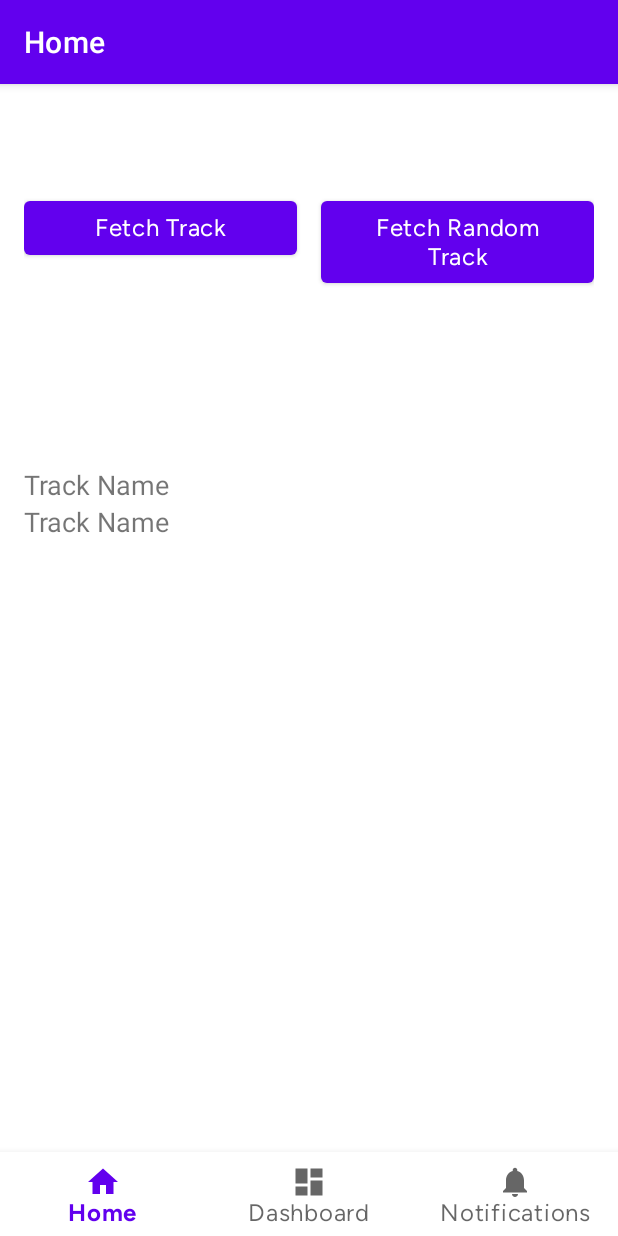
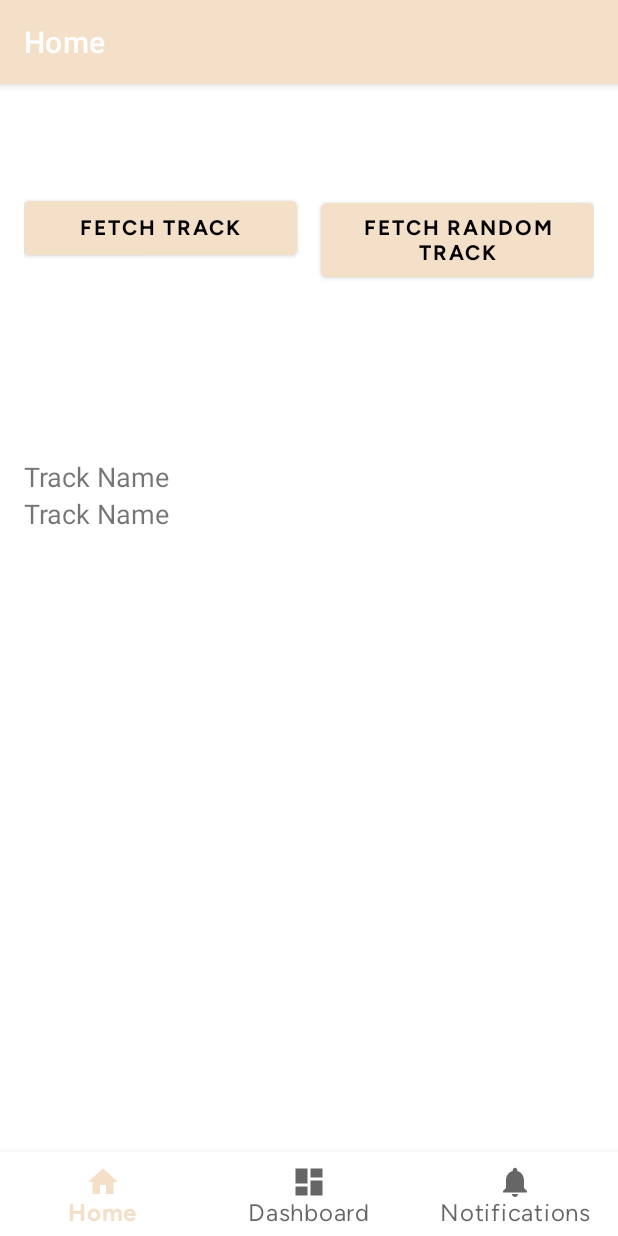
Before and after one commit to JustAnotherHeroRiding/What-The-Key, an Android app: the screen it shows after launch (MainActivity), on a phone screen of 412 x 824 dp. Run offline under Robolectric (Android 15) with nearby library versions, the phone set to English and light mode, and no system bars; our stand-ins replace navigation-ui; pictures from the network do not load.

Commit message:
bold buttons and webapp color scheme added

```diff
--- a/Android/app/src/main/res/layout/fragment_home.xml
+++ b/Android/app/src/main/res/layout/fragment_home.xml
@@ -21,6 +21,8 @@
             android:layout_weight="1"
             android:paddingHorizontal="16dp"
             android:paddingVertical="8dp"
+            style="@style/FigtreeBold"
+            android:textColor="@color/black"
             android:text="Fetch Track" />
 
         <Space
@@ -35,6 +37,8 @@
             android:layout_weight="1"
             android:paddingHorizontal="16dp"
             android:paddingVertical="8dp"
+            style="@style/FigtreeBold"
+            android:textColor="@color/black"
             android:text="Fetch Random Track" />
 
     </LinearLayout>
--- a/Android/app/src/main/res/values-night/themes.xml
+++ b/Android/app/src/main/res/values-night/themes.xml
@@ -2,15 +2,32 @@
     <!-- Base application theme. -->
     <style name="Theme.WhatTheKey" parent="Theme.MaterialComponents.DayNight.DarkActionBar">
         <!-- Primary brand color. -->
-        <item name="colorPrimary">@color/purple_200</item>
-        <item name="colorPrimaryVariant">@color/purple_700</item>
+        <item name="colorPrimary">@color/beige_custom</item>
+        <item name="colorPrimaryVariant">@color/beige_custom</item>
         <item name="colorOnPrimary">@color/black</item>
         <!-- Secondary brand color. -->
-        <item name="colorSecondary">@color/teal_200</item>
-        <item name="colorSecondaryVariant">@color/teal_200</item>
+        <item name="colorSecondary">@color/cream</item>
+        <item name="colorSecondaryVariant">@color/cream_light</item>
         <item name="colorOnSecondary">@color/black</item>
         <!-- Status bar color. -->
         <item name="android:statusBarColor">?attr/colorPrimaryVariant</item>
         <!-- Customize your theme here. -->
+        <!-- Custom text appearance using Figtree font -->
+        <item name="textAppearanceBody1">@style/figtreeFont</item>
+        <item name="textAppearanceBody2">@style/figtreeFont</item>
+        <item name="textAppearanceSubtitle1">@style/figtreeFont</item>
+        <item name="textAppearanceSubtitle2">@style/figtreeFont</item>
+        <item name="textAppearanceCaption">@style/figtreeFont</item>
+        <item name="textAppearanceOverline">@style/figtreeFont</item>
+        <item name="textAppearanceButton">@style/figtreeFont</item>
+    </style>
+    <!-- Figtree -->
+    <style name="figtreeFont" parent="TextAppearance.MaterialComponents.Body1">
+        <item name="fontFamily">@font/figtree</item>
+    </style>
+    <style name="FigtreeBold" parent="TextAppearance.MaterialComponents.Button">
+        <item name="fontFamily">@font/figtree</item>
+        <item name="android:fontFamily">@font/figtree</item>
+        <item name="android:textStyle">bold</item>
     </style>
 </resources>
--- a/Android/app/src/main/res/values/themes.xml
+++ b/Android/app/src/main/res/values/themes.xml
@@ -2,12 +2,12 @@
     <!-- Base application theme. -->
     <style name="Theme.WhatTheKey" parent="Theme.MaterialComponents.DayNight.DarkActionBar">
         <!-- Primary brand color. -->
-        <item name="colorPrimary">@color/purple_500</item>
-        <item name="colorPrimaryVariant">@color/purple_700</item>
-        <item name="colorOnPrimary">@color/white</item>
+        <item name="colorPrimary">@color/beige_custom</item>
+        <item name="colorPrimaryVariant">@color/beige_custom</item>
+        <item name="colorOnPrimary">@color/black</item>
         <!-- Secondary brand color. -->
-        <item name="colorSecondary">@color/teal_200</item>
-        <item name="colorSecondaryVariant">@color/teal_700</item>
+        <item name="colorSecondary">@color/cream</item>
+        <item name="colorSecondaryVariant">@color/cream_light</item>
         <item name="colorOnSecondary">@color/black</item>
         <!-- Status bar color. -->
         <item name="android:statusBarColor">?attr/colorPrimaryVariant</item>
@@ -24,4 +24,10 @@
     <style name="figtreeFont" parent="TextAppearance.MaterialComponents.Body1">
         <item name="fontFamily">@font/figtree</item>
     </style>
+    <style name="FigtreeBold" parent="TextAppearance.MaterialComponents.Button">
+        <item name="fontFamily">@font/figtree</item>
+        <item name="android:fontFamily">@font/figtree</item>
+        <item name="android:textStyle">bold</item>
+    </style>
+
 </resources>
```
Also changed, not shown: Android/app/src/main/res/values/colors.xml (+49 -0 lines).
